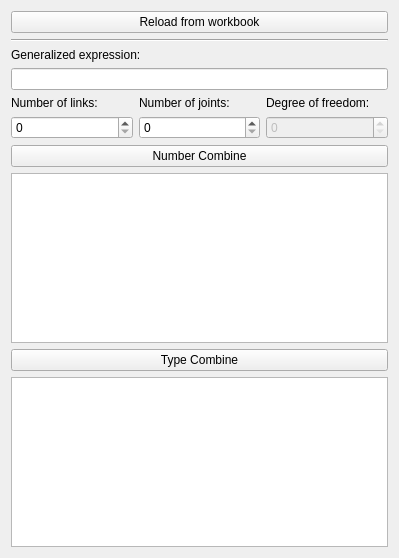
This is core/synthesis/NumberAndTypeSynthesis/Permutations.ui in KmolYuan/Pyslvs-UI as Qt 5 draws it before an edit. The edited form follows.
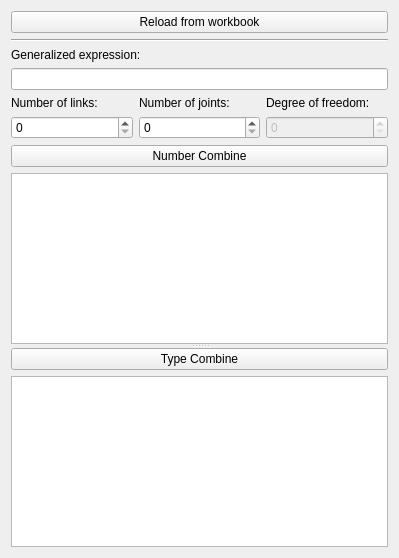
This is the edited form. Icons and pictures are not drawn.

What changed in the file:
```diff
--- a/core/synthesis/NumberAndTypeSynthesis/Permutations.ui
+++ b/core/synthesis/NumberAndTypeSynthesis/Permutations.ui
@@ -17,7 +17,7 @@
    <iconset resource="../../../icons.qrc">
     <normaloff>:/icons/NumberAndTypeSynthesis.png</normaloff>:/icons/NumberAndTypeSynthesis.png</iconset>
   </property>
-  <layout class="QVBoxLayout" name="verticalLayout_2">
+  <layout class="QVBoxLayout" name="verticalLayout_4">
    <item>
     <layout class="QVBoxLayout" name="verticalLayout">
      <item>
@@ -96,6 +96,13 @@
     </layout>
    </item>
    <item>
+    <widget class="QSplitter" name="splitter">
+     <property name="orientation">
+      <enum>Qt::Vertical</enum>
+     </property>
+     <widget class="QWidget" name="verticalLayoutWidget">
+      <layout class="QVBoxLayout" name="verticalLayout_2">
+       <item>
     <widget class="QPushButton" name="Combine_number">
      <property name="text">
       <string>Number Combine</string>
@@ -108,6 +115,10 @@
    <item>
     <widget class="QListWidget" name="Expression_number"/>
    </item>
+      </layout>
+     </widget>
+     <widget class="QWidget" name="verticalLayoutWidget_2">
+      <layout class="QVBoxLayout" name="verticalLayout_3">
    <item>
     <widget class="QPushButton" name="Combine_type">
      <property name="text">
@@ -120,6 +131,12 @@
    </item>
    <item>
     <widget class="QListWidget" name="Topologic_result">
+         <property name="iconSize">
+          <size>
+           <width>150</width>
+           <height>150</height>
+          </size>
+         </property>
      <property name="movement">
       <enum>QListView::Static</enum>
      </property>
@@ -132,6 +149,10 @@
      <property name="uniformItemSizes">
       <bool>true</bool>
      </property>
+        </widget>
+       </item>
+      </layout>
+     </widget>
     </widget>
    </item>
   </layout>
```
Lines whose indentation alone changed are shown as unchanged.
